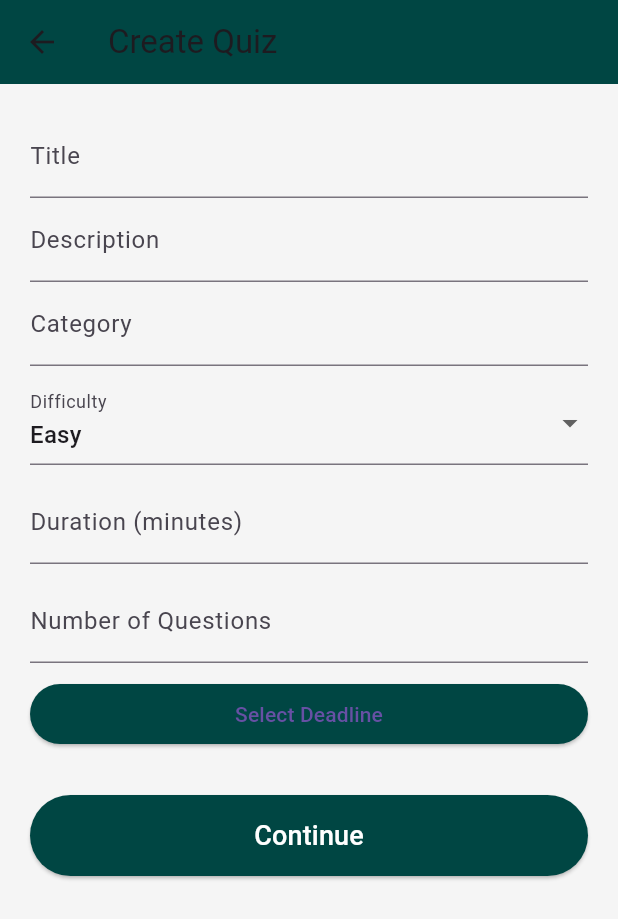
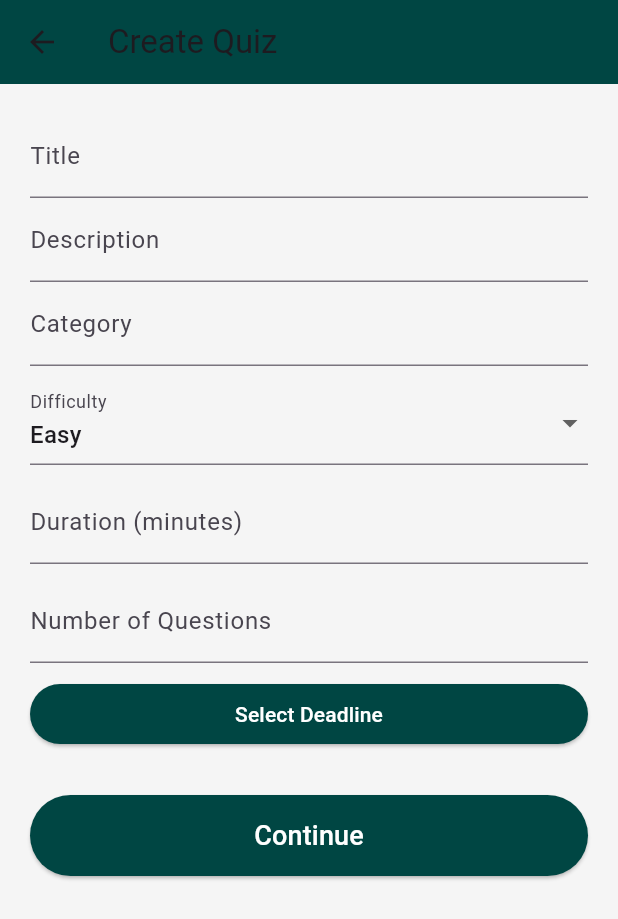
Before and after one commit to AzfarSharifuddin/CScore, a Flutter app: the CreateQuizPage screen opened directly, on a phone screen of 412 x 824 dp. Shown: the top 919 px of the screen. Run offline on Flutter 3.47's test engine with Material 3 defaults, Android fonts, the light colour scheme and no system bars; our stand-ins replace chewie, cloud_firestore, dio, firebase_auth, firebase_core, open_filex and 1 more; missing offline and left inert: pdfx; accounts and stored records are empty; network calls fail; statements that could not run were skipped.

Commit message:
update ui

```diff
--- a/cscore/lib/QuizModule/Management/create_quiz.dart
+++ b/cscore/lib/QuizModule/Management/create_quiz.dart
@@ -87,7 +87,7 @@ class _CreateQuizPageState extends State<CreateQuizPage> {
                 },
                 child: Text(deadline == null
                     ? "Select Deadline"
-                    : "Deadline: ${DateFormat('dd/MM/yyyy').format(deadline!)}"),
+                    : "Deadline: ${DateFormat('dd/MM/yyyy').format(deadline!)}",style: TextStyle(color: Colors.white),),
               ),
 
               const SizedBox(height: 30),
```
